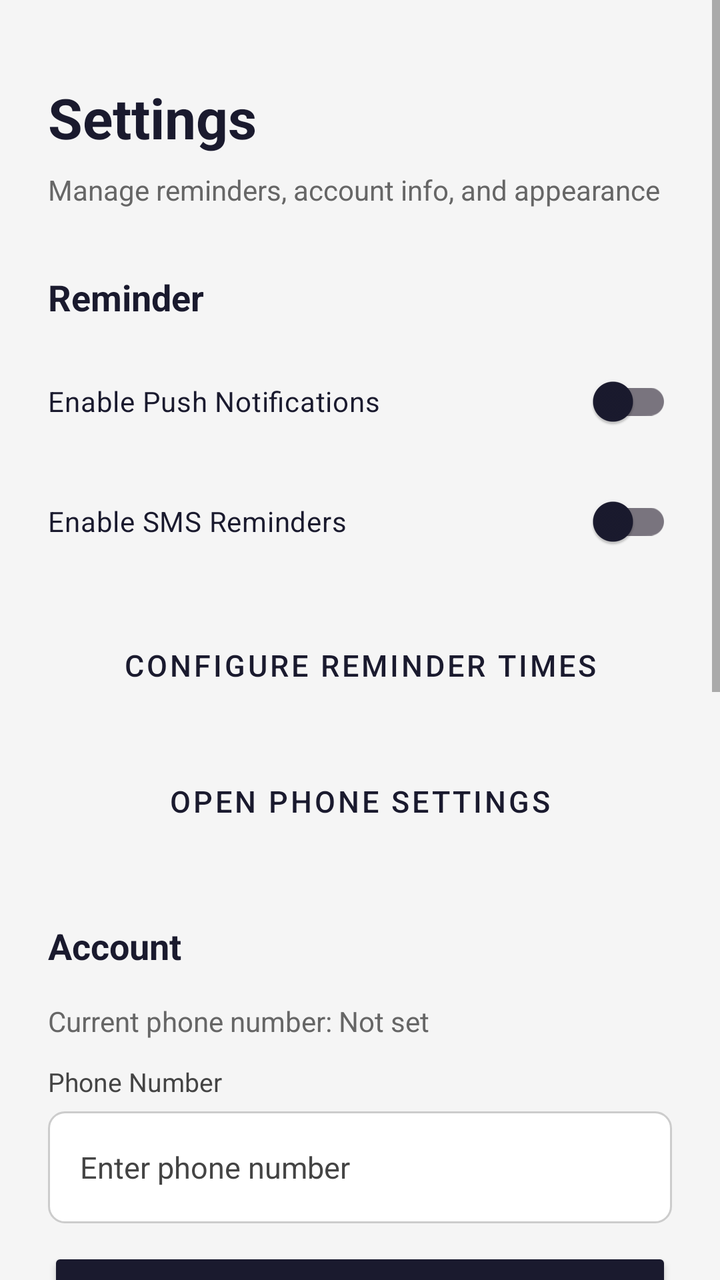
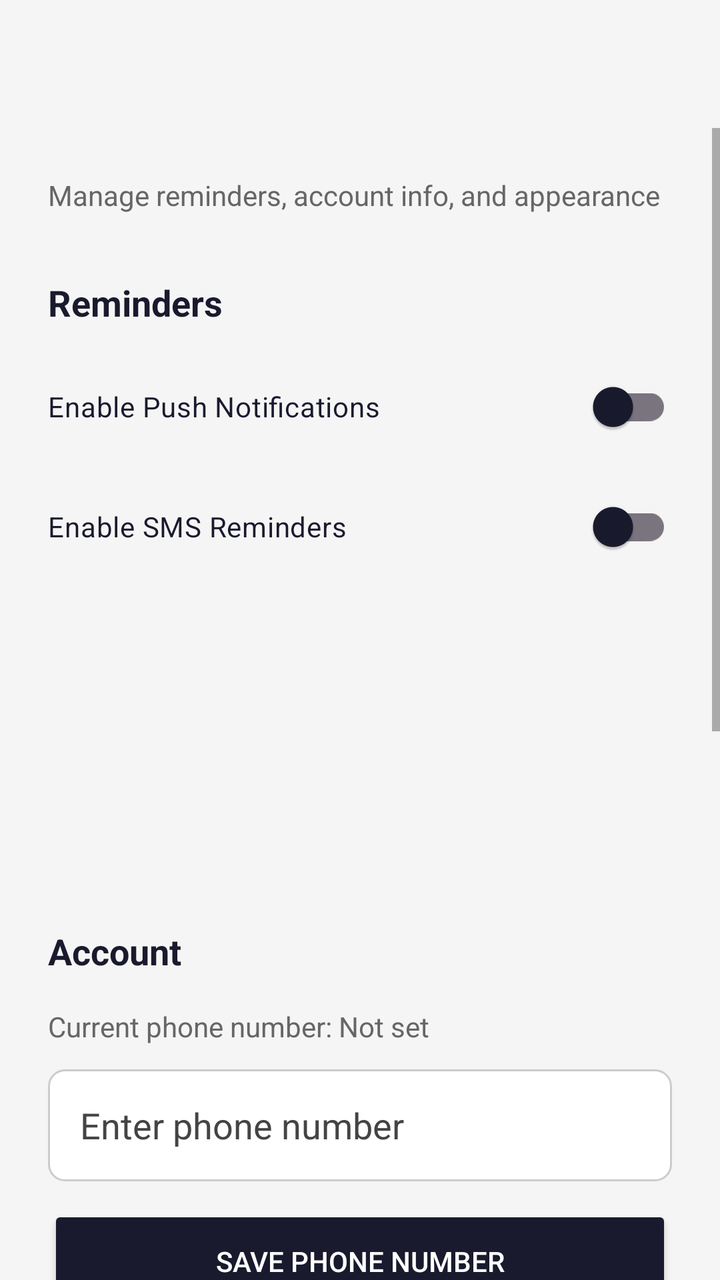

Before-and-after screenshots of an Android layout around one commit, followed by the original layout XML and the change that was made.
<!-- AndroidManifest.xml: application theme Theme.MyApplication -->
<!-- res/layout/activity_settings.xml -->
<?xml version="1.0" encoding="utf-8"?>
<ScrollView xmlns:android="http://schemas.android.com/apk/res/android"
    android:layout_width="match_parent"
    android:layout_height="match_parent"
    android:fillViewport="true"
    android:background="?attr/colorPrimary">

    <LinearLayout
        android:layout_width="match_parent"
        android:layout_height="wrap_content"
        android:orientation="vertical"
        android:padding="24dp">

        
        <TextView
            android:layout_width="wrap_content"
            android:layout_height="wrap_content"
            android:text="@string/settings"
            android:textSize="28sp"
            android:textStyle="bold"
            android:textColor="?android:attr/textColorPrimary"
            android:layout_marginTop="16dp"
            android:layout_marginBottom="8dp" />

        <TextView
            android:layout_width="wrap_content"
            android:layout_height="wrap_content"
            android:text="@string/info_settings"
            android:textSize="14sp"
            android:textColor="?android:attr/textColorSecondary"
            android:layout_marginBottom="32dp" />

        
        <TextView
            android:layout_width="match_parent"
            android:layout_height="wrap_content"
            android:text="@string/reminder"
            android:textSize="18sp"
            android:textStyle="bold"
            android:textColor="?android:attr/textColorPrimary"
            android:layout_marginBottom="16dp" />

        <androidx.appcompat.widget.SwitchCompat
            android:id="@+id/switchNotifications"
            android:layout_width="match_parent"
            android:layout_height="wrap_content"
            android:text="@string/enable_push_notifications"
            android:textColor="?android:attr/textColorPrimary"
            android:layout_marginBottom="12dp" />

        <androidx.appcompat.widget.SwitchCompat
            android:id="@+id/switchSms"
            android:layout_width="match_parent"
            android:layout_height="wrap_content"
            android:text="@string/enable_sms_reminders"
            android:textColor="?android:attr/textColorPrimary"
            android:layout_marginBottom="20dp" />

        <Button
            android:id="@+id/btnReminderTimes"
            style="@style/Widget.MaterialComponents.Button.OutlinedButton"
            android:layout_width="match_parent"
            android:layout_height="56dp"
            android:text="@string/configure_reminder_times"
            android:textSize="15sp"
            android:textColor="?android:attr/textColorPrimary"
            android:backgroundTint="?attr/colorPrimaryVariant"
            android:layout_marginBottom="12dp" />

        <Button
            android:id="@+id/btnOpenPhoneSettings"
            style="@style/Widget.MaterialComponents.Button.OutlinedButton"
            android:layout_width="match_parent"
            android:layout_height="56dp"
            android:text="@string/open_phone_settings"
            android:textSize="15sp"
            android:textColor="?android:attr/textColorPrimary"
            android:backgroundTint="?attr/colorPrimaryVariant"
            android:layout_marginBottom="32dp" />

        
        <TextView
            android:layout_width="match_parent"
            android:layout_height="wrap_content"
            android:text="@string/account"
            android:textSize="18sp"
            android:textStyle="bold"
            android:textColor="?android:attr/textColorPrimary"
            android:layout_marginBottom="16dp" />

        <TextView
            android:id="@+id/textCurrentPhoneNumber"
            android:layout_width="match_parent"
            android:layout_height="wrap_content"
            android:text="@string/current_phone_number_not_set"
            android:textSize="14sp"
            android:textColor="?android:attr/textColorSecondary"
            android:layout_marginBottom="12dp" />

        <TextView
            android:layout_width="match_parent"
            android:layout_height="wrap_content"
            android:text="@string/phone_number"
            android:textSize="13sp"
            android:textColor="?android:attr/textColorHint"
            android:layout_marginBottom="6dp" />

        <EditText
            android:id="@+id/editPhoneNumber"
            android:layout_width="match_parent"
            android:layout_height="56dp"
            android:hint="@string/enter_phone_number"
            android:inputType="phone"
            android:background="@drawable/input_background"
            android:paddingStart="16dp"
            android:paddingEnd="16dp"
            android:textSize="15sp"
            android:layout_marginBottom="12dp" />

        <Button
            android:id="@+id/btnSavePhoneNumber"
            android:layout_width="match_parent"
            android:layout_height="56dp"
            android:text="@string/save_phone_number"
            android:textSize="16sp"
            android:textColor="?attr/colorOnSecondary"
            android:backgroundTint="?attr/colorSecondary"
            android:layout_marginBottom="28dp" />

        
        <TextView
            android:layout_width="match_parent"
            android:layout_height="wrap_content"
            android:text="@string/change_password"
            android:textSize="18sp"
            android:textStyle="bold"
            android:textColor="?android:attr/textColorPrimary"
            android:layout_marginBottom="16dp" />

        <EditText
            android:id="@+id/editCurrentPassword"
            android:layout_width="match_parent"
            android:layout_height="56dp"
            android:hint="@string/current_password"
            android:inputType="textPassword"
            android:background="@drawable/input_background"
            android:paddingStart="16dp"
            android:paddingEnd="16dp"
            android:textSize="15sp"
            android:layout_marginBottom="16dp" />

        <EditText
            android:id="@+id/editNewPassword"
            android:layout_width="match_parent"
            android:layout_height="56dp"
            android:hint="@string/new_password"
            android:inputType="textPassword"
            android:background="@drawable/input_background"
            android:paddingStart="16dp"
            android:paddingEnd="16dp"
            android:textSize="15sp"
            android:layout_marginBottom="16dp" />

        <EditText
            android:id="@+id/editConfirmPassword"
            android:layout_width="match_parent"
            android:layout_height="56dp"
            android:hint="@string/confirm_new_password"
            android:inputType="textPassword"
            android:background="@drawable/input_background"
            android:paddingStart="16dp"
            android:paddingEnd="16dp"
            android:textSize="15sp"
            android:layout_marginBottom="12dp" />

        <Button
            android:id="@+id/btnUpdatePassword"
            android:layout_width="match_parent"
            android:layout_height="56dp"
            android:text="@string/update_password"
            android:textSize="16sp"
            android:textColor="?attr/colorOnSecondary"
            android:backgroundTint="?attr/colorSecondary"
            android:layout_marginBottom="32dp" />

        
        <TextView
            android:layout_width="match_parent"
            android:layout_height="wrap_content"
            android:text="@string/appearance"
            android:textSize="18sp"
            android:textStyle="bold"
            android:textColor="?android:attr/textColorPrimary"
            android:layout_marginBottom="16dp" />

        <androidx.appcompat.widget.SwitchCompat
            android:id="@+id/switchDarkMode"
            android:layout_width="match_parent"
            android:layout_height="wrap_content"
            android:text="@string/dark_mode"
            android:textColor="?android:attr/textColorPrimary"
            android:layout_marginBottom="24dp" />

    </LinearLayout>

</ScrollView>
<!-- resources referenced by this layout -->
<resources>
  <!-- drawable input_background (drawable) -->
  <?xml version="1.0" encoding="utf-8"?>
  <shape xmlns:android="http://schemas.android.com/apk/res/android"
      android:shape="rectangle">
      <solid android:color="#FFFFFF"/>
      <stroke android:width="1dp" android:color="#CCCCCC"/>
      <corners android:radius="8dp"/>
  </shape>
  <string name="account">Account</string>
  <string name="appearance">Appearance</string>
  <string name="change_password">Change Password</string>
  <string name="configure_reminder_times">Configure Reminder Times</string>
  <string name="confirm_new_password">Confirm New Password</string>
  <string name="current_password">Current Password</string>
  <string name="current_phone_number_not_set">Current phone number: Not set</string>
  <string name="dark_mode">Dark Mode</string>
  <string name="enable_push_notifications">Enable Push Notifications</string>
  <string name="enable_sms_reminders">Enable SMS Reminders</string>
  <string name="enter_phone_number">Enter phone number</string>
  <string name="info_settings">Manage reminders, account info, and appearance</string>
  <string name="new_password">New Password</string>
  <string name="open_phone_settings">Open Phone Settings</string>
  <string name="phone_number">Phone Number</string>
  <string name="reminder">Reminder</string>
  <string name="save_phone_number">Save Phone Number</string>
  <string name="settings">Settings</string>
  <string name="update_password">Update Password</string>
  <style name="Theme.MyApplication" parent="Theme.Material3.DayNight.NoActionBar">
          <item name="colorPrimary">@color/light_background</item>
          <item name="colorPrimaryVariant">@color/light_surface</item>
          <item name="colorOnPrimary">@color/navy</item>
          <item name="colorSecondary">@color/navy</item>
          <item name="colorOnSecondary">@color/white</item>
          <item name="colorError">@color/error_red</item>
          <item name="android:textColorPrimary">@color/text_color_primary</item>
          <item name="android:textColorSecondary">#666666</item>
          <item name="android:textColorHint">#444444</item>
          <item name="android:windowLightStatusBar">true</item>
          <item name="colorAccent">@color/navy</item>
          <item name="colorSurface">@color/light_background</item>
          <item name="colorOnSurface">@color/navy</item>
      </style>
  <color name="light_background">#F5F5F5</color>
  <color name="light_surface">#FFFFFF</color>
  <color name="navy">#1A1A2E</color>
  <color name="white">#FFFFFFFF</color>
  <color name="error_red">#D32F2F</color>
</resources>

<!-- the commit's change to res/layout/activity_settings.xml (unified diff, before → after) -->
@@ -1,206 +1,195 @@
 <?xml version="1.0" encoding="utf-8"?>
-<ScrollView xmlns:android="http://schemas.android.com/apk/res/android"
+<LinearLayout xmlns:android="http://schemas.android.com/apk/res/android"
     android:layout_width="match_parent"
     android:layout_height="match_parent"
-    android:fillViewport="true"
+    android:orientation="vertical"
     android:background="?attr/colorPrimary">
 
-    <LinearLayout
+    <androidx.appcompat.widget.Toolbar
+        android:id="@+id/toolbarSettings"
         android:layout_width="match_parent"
-        android:layout_height="wrap_content"
-        android:orientation="vertical"
-        android:padding="24dp">
+        android:layout_height="?attr/actionBarSize"
+        android:background="?attr/colorPrimary"
+        android:elevation="4dp"
+        android:titleTextColor="?android:attr/textColorPrimary"  />
 
-        
-        <TextView
-            android:layout_width="wrap_content"
-            android:layout_height="wrap_content"
-            android:text="@string/settings"
-            android:textSize="28sp"
-            android:textStyle="bold"
-            android:textColor="?android:attr/textColorPrimary"
-            android:layout_marginTop="16dp"
-            android:layout_marginBottom="8dp" />
+    <ScrollView
+        android:layout_width="match_parent"
+        android:layout_height="0dp"
+        android:layout_weight="1"
+        android:fillViewport="true">
 
-        <TextView
-            android:layout_width="wrap_content"
-            android:layout_height="wrap_content"
-            android:text="@string/info_settings"
-            android:textSize="14sp"
-            android:textColor="?android:attr/textColorSecondary"
-            android:layout_marginBottom="32dp" />
-
-        
-        <TextView
+        <LinearLayout
             android:layout_width="match_parent"
             android:layout_height="wrap_content"
-            android:text="@string/reminder"
-            android:textSize="18sp"
-            android:textStyle="bold"
-            android:textColor="?android:attr/textColorPrimary"
-            android:layout_marginBottom="16dp" />
+            android:orientation="vertical"
+            android:padding="24dp">
 
-        <androidx.appcompat.widget.SwitchCompat
-            android:id="@+id/switchNotifications"
-            android:layout_width="match_parent"
-            android:layout_height="wrap_content"
-            android:text="@string/enable_push_notifications"
-            android:textColor="?android:attr/textColorPrimary"
-            android:layout_marginBottom="12dp" />
+            <TextView
+                android:layout_width="wrap_content"
+                android:layout_height="wrap_content"
+                android:text="Manage reminders, account info, and appearance"
+                android:textSize="14sp"
+                android:textColor="?android:attr/textColorSecondary"
+                android:layout_marginBottom="32dp" />
 
-        <androidx.appcompat.widget.SwitchCompat
-            android:id="@+id/switchSms"
-            android:layout_width="match_parent"
-            android:layout_height="wrap_content"
-            android:text="@string/enable_sms_reminders"
-            android:textColor="?android:attr/textColorPrimary"
-            android:layout_marginBottom="20dp" />
+            
 
-        <Button
-            android:id="@+id/btnReminderTimes"
-            style="@style/Widget.MaterialComponents.Button.OutlinedButton"
-            android:layout_width="match_parent"
-            android:layout_height="56dp"
-            android:text="@string/configure_reminder_times"
-            android:textSize="15sp"
-            android:textColor="?android:attr/textColorPrimary"
-            android:backgroundTint="?attr/colorPrimaryVariant"
-            android:layout_marginBottom="12dp" />
+            <TextView
+                android:layout_width="match_parent"
+                android:layout_height="wrap_content"
+                android:text="Reminders"
+                android:textSize="18sp"
+                android:textStyle="bold"
+                android:textColor="?android:attr/textColorPrimary"
+                android:layout_marginBottom="16dp" />
 
-        <Button
-            android:id="@+id/btnOpenPhoneSettings"
-            style="@style/Widget.MaterialComponents.Button.OutlinedButton"
-            android:layout_width="match_parent"
-            android:layout_height="56dp"
-            android:text="@string/open_phone_settings"
-            android:textSize="15sp"
-            android:textColor="?android:attr/textColorPrimary"
-            android:backgroundTint="?attr/colorPrimaryVariant"
-            android:layout_marginBottom="32dp" />
+            <androidx.appcompat.widget.SwitchCompat
+                android:id="@+id/switchNotifications"
+                android:layout_width="match_parent"
+                android:layout_height="wrap_content"
+                android:text="Enable Push Notifications"
+                android:textColor="?android:attr/textColorPrimary"
+                android:layout_marginBottom="12dp" />
 
-        
-        <TextView
-            android:layout_width="match_parent"
-            android:layout_height="wrap_content"
-            android:text="@string/account"
-            android:textSize="18sp"
-            android:textStyle="bold"
-            android:textColor="?android:attr/textColorPrimary"
-            android:layout_marginBottom="16dp" />
+            <androidx.appcompat.widget.SwitchCompat
+                android:id="@+id/switchSms"
+                android:layout_width="match_parent"
+                android:layout_height="wrap_content"
+                android:text="Enable SMS Reminders"
+                android:textColor="?android:attr/textColorPrimary"
+                android:layout_marginBottom="20dp" />
 
-        <TextView
-            android:id="@+id/textCurrentPhoneNumber"
-            android:layout_width="match_parent"
-            android:layout_height="wrap_content"
-            android:text="@string/current_phone_number_not_set"
-            android:textSize="14sp"
-            android:textColor="?android:attr/textColorSecondary"
-            android:layout_marginBottom="12dp" />
+            <Button
+                android:id="@+id/btnReminderTimes"
+                style="@style/Widget.MaterialComponents.Button.OutlinedButton"
+                android:layout_width="match_parent"
+                android:layout_height="56dp"
+                android:text="Configure Reminder Times"
+                android:layout_marginBottom="12dp"/>
 
-        <TextView
-            android:layout_width="match_parent"
-            android:layout_height="wrap_content"
-            android:text="@string/phone_number"
-            android:textSize="13sp"
-            android:textColor="?android:attr/textColorHint"
-            android:layout_marginBottom="6dp" />
+            <Button
+                android:id="@+id/btnOpenPhoneSettings"
+                style="@style/Widget.MaterialComponents.Button.OutlinedButton"
+                android:layout_width="match_parent"
+                android:layout_height="56dp"
+                android:text="Open Phone Settings"
+                android:layout_marginBottom="32dp"/>
 
-        <EditText
-            android:id="@+id/editPhoneNumber"
-            android:layout_width="match_parent"
-            android:layout_height="56dp"
-            android:hint="@string/enter_phone_number"
-            android:inputType="phone"
-            android:background="@drawable/input_background"
-            android:paddingStart="16dp"
-            android:paddingEnd="16dp"
-            android:textSize="15sp"
-            android:layout_marginBottom="12dp" />
+            
 
-        <Button
-            android:id="@+id/btnSavePhoneNumber"
-            android:layout_width="match_parent"
-            android:layout_height="56dp"
-            android:text="@string/save_phone_number"
-            android:textSize="16sp"
-            android:textColor="?attr/colorOnSecondary"
-            android:backgroundTint="?attr/colorSecondary"
-            android:layout_marginBottom="28dp" />
+            <TextView
+                android:layout_width="match_parent"
+                android:layout_height="wrap_content"
+                android:text="Account"
+                android:textSize="18sp"
+                android:textStyle="bold"
+                android:textColor="?android:attr/textColorPrimary"
+                android:layout_marginBottom="16dp" />
 
-        
-        <TextView
-            android:layout_width="match_parent"
-            android:layout_height="wrap_content"
-            android:text="@string/change_password"
-            android:textSize="18sp"
-            android:textStyle="bold"
-            android:textColor="?android:attr/textColorPrimary"
-            android:layout_marginBottom="16dp" />
+            <TextView
+                android:id="@+id/textCurrentPhoneNumber"
+                android:layout_width="match_parent"
+                android:layout_height="wrap_content"
+                android:text="Current phone number: Not set"
+                android:textSize="14sp"
+                android:textColor="?android:attr/textColorSecondary"
+                android:layout_marginBottom="12dp" />
 
-        <EditText
-            android:id="@+id/editCurrentPassword"
-            android:layout_width="match_parent"
-            android:layout_height="56dp"
-            android:hint="@string/current_password"
-            android:inputType="textPassword"
-            android:background="@drawable/input_background"
-            android:paddingStart="16dp"
-            android:paddingEnd="16dp"
-            android:textSize="15sp"
-            android:layout_marginBottom="16dp" />
+            <EditText
+                android:id="@+id/editPhoneNumber"
+                android:layout_width="match_parent"
+                android:layout_height="56dp"
+                android:hint="Enter phone number"
+                android:inputType="phone"
+                android:background="@drawable/input_background"
+                android:paddingStart="16dp"
+                android:paddingEnd="16dp"
+                android:layout_marginBottom="12dp"/>
 
-        <EditText
-            android:id="@+id/editNewPassword"
-            android:layout_width="match_parent"
-            android:layout_height="56dp"
-            android:hint="@string/new_password"
-            android:inputType="textPassword"
-            android:background="@drawable/input_background"
-            android:paddingStart="16dp"
-            android:paddingEnd="16dp"
-            android:textSize="15sp"
-            android:layout_marginBottom="16dp" />
+            <Button
+                android:id="@+id/btnSavePhoneNumber"
+                android:layout_width="match_parent"
+                android:layout_height="56dp"
+                android:text="Save Phone Number"
+                android:backgroundTint="?attr/colorSecondary"
+                android:textColor="?attr/colorOnSecondary"
+                android:layout_marginBottom="28dp"/>
 
-        <EditText
-            android:id="@+id/editConfirmPassword"
-            android:layout_width="match_parent"
-            android:layout_height="56dp"
-            android:hint="@string/confirm_new_password"
-            android:inputType="textPassword"
-            android:background="@drawable/input_background"
-            android:paddingStart="16dp"
-            android:paddingEnd="16dp"
-            android:textSize="15sp"
-            android:layout_marginBottom="12dp" />
+            
 
-        <Button
-            android:id="@+id/btnUpdatePassword"
-            android:layout_width="match_parent"
-            android:layout_height="56dp"
-            android:text="@string/update_password"
-            android:textSize="16sp"
-            android:textColor="?attr/colorOnSecondary"
-            android:backgroundTint="?attr/colorSecondary"
-            android:layout_marginBottom="32dp" />
+            <TextView
+                android:layout_width="match_parent"
+                android:layout_height="wrap_content"
+                android:text="Change Password"
+                android:textSize="18sp"
+                android:textStyle="bold"
+                android:textColor="?android:attr/textColorPrimary"
+                android:layout_marginBottom="16dp" />
 
-        
-        <TextView
-            android:layout_width="match_parent"
-            android:layout_height="wrap_content"
-            android:text="@string/appearance"
-            android:textSize="18sp"
-            android:textStyle="bold"
-            android:textColor="?android:attr/textColorPrimary"
-            android:layout_marginBottom="16dp" />
+            <EditText
+                android:id="@+id/editCurrentPassword"
+                android:layout_width="match_parent"
+                android:layout_height="56dp"
+                android:hint="Current Password"
+                android:inputType="textPassword"
+                android:background="@drawable/input_background"
+                android:paddingStart="16dp"
+                android:paddingEnd="16dp"
+                android:layout_marginBottom="16dp"/>
 
-        <androidx.appcompat.widget.SwitchCompat
-            android:id="@+id/switchDarkMode"
-            android:layout_width="match_parent"
-            android:layout_height="wrap_content"
-            android:text="@string/dark_mode"
-            android:textColor="?android:attr/textColorPrimary"
-            android:layout_marginBottom="24dp" />
+            <EditText
+                android:id="@+id/editNewPassword"
+                android:layout_width="match_parent"
+                android:layout_height="56dp"
+                android:hint="New Password"
+                android:inputType="textPassword"
+                android:background="@drawable/input_background"
+                android:paddingStart="16dp"
+                android:paddingEnd="16dp"
+                android:layout_marginBottom="16dp"/>
 
-    </LinearLayout>
+            <EditText
+                android:id="@+id/editConfirmPassword"
+                android:layout_width="match_parent"
+                android:layout_height="56dp"
+                android:hint="Confirm Password"
+                android:inputType="textPassword"
+                android:background="@drawable/input_background"
+                android:paddingStart="16dp"
+                android:paddingEnd="16dp"
+                android:layout_marginBottom="12dp"/>
 
-</ScrollView>
+            <Button
+                android:id="@+id/btnUpdatePassword"
+                android:layout_width="match_parent"
+                android:layout_height="56dp"
+                android:text="Update Password"
+                android:backgroundTint="?attr/colorSecondary"
+                android:textColor="?attr/colorOnSecondary"
+                android:layout_marginBottom="32dp"/>
+
+            
+
+            <TextView
+                android:layout_width="match_parent"
+                android:layout_height="wrap_content"
+                android:text="Appearance"
+                android:textSize="18sp"
+                android:textStyle="bold"
+                android:textColor="?android:attr/textColorPrimary"
+                android:layout_marginBottom="16dp" />
+
+            <androidx.appcompat.widget.SwitchCompat
+                android:id="@+id/switchDarkMode"
+                android:layout_width="match_parent"
+                android:layout_height="wrap_content"
+                android:text="Dark Mode"
+                android:textColor="?android:attr/textColorPrimary"
+                android:layout_marginBottom="24dp"/>
+
+        </LinearLayout>
+
+    </ScrollView>
+
+</LinearLayout>
<!-- resource entries referenced after the edit -->
@@ -8,25 +8,6 @@
       <stroke android:width="1dp" android:color="#CCCCCC"/>
       <corners android:radius="8dp"/>
   </shape>
-  <string name="account">Account</string>
-  <string name="appearance">Appearance</string>
-  <string name="change_password">Change Password</string>
-  <string name="configure_reminder_times">Configure Reminder Times</string>
-  <string name="confirm_new_password">Confirm New Password</string>
-  <string name="current_password">Current Password</string>
-  <string name="current_phone_number_not_set">Current phone number: Not set</string>
-  <string name="dark_mode">Dark Mode</string>
-  <string name="enable_push_notifications">Enable Push Notifications</string>
-  <string name="enable_sms_reminders">Enable SMS Reminders</string>
-  <string name="enter_phone_number">Enter phone number</string>
-  <string name="info_settings">Manage reminders, account info, and appearance</string>
-  <string name="new_password">New Password</string>
-  <string name="open_phone_settings">Open Phone Settings</string>
-  <string name="phone_number">Phone Number</string>
-  <string name="reminder">Reminder</string>
-  <string name="save_phone_number">Save Phone Number</string>
-  <string name="settings">Settings</string>
-  <string name="update_password">Update Password</string>
   <style name="Theme.MyApplication" parent="Theme.Material3.DayNight.NoActionBar">
           <item name="colorPrimary">@color/light_background</item>
           <item name="colorPrimaryVariant">@color/light_surface</item>
